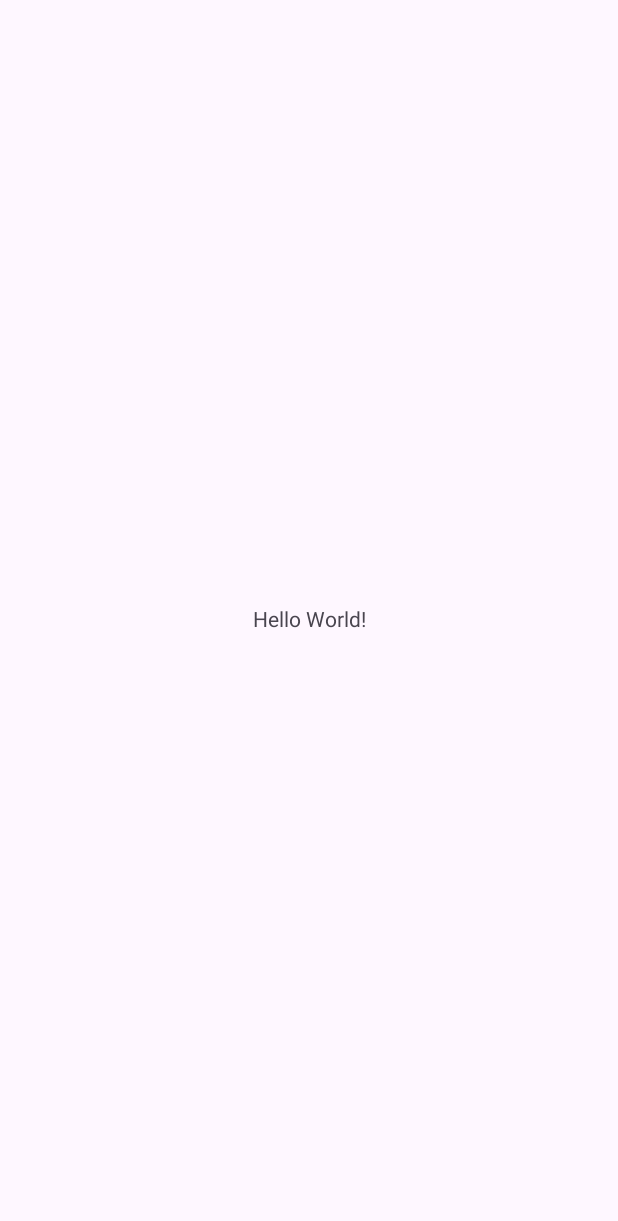
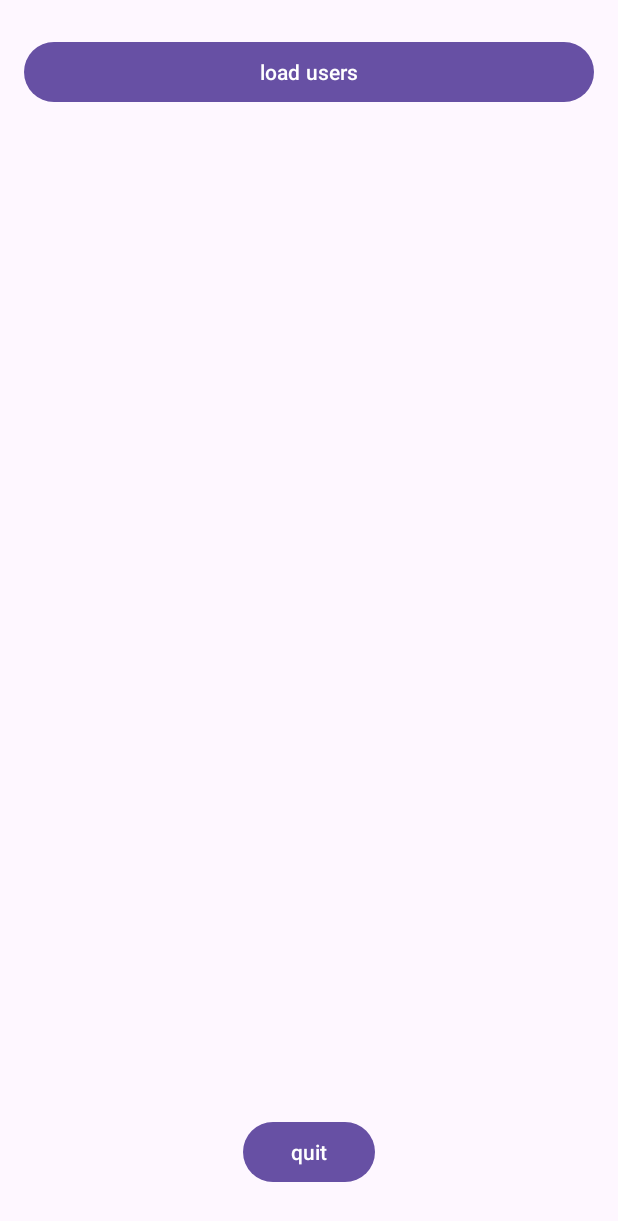
Before and after one commit to OussamaOulouark/Miniproject, an Android app: the screen it shows after launch (MainActivity before the commit, miniproject after it), on a phone screen of 412 x 824 dp. Before the commit the part shown is almost empty. Shown: the top 1221 px of the screen. Run offline under Robolectric (Android 15) with nearby library versions, the phone set to English and light mode, and no system bars.

```diff
--- a/Super mini/app/src/main/AndroidManifest.xml
+++ b/Super mini/app/src/main/AndroidManifest.xml
@@ -13,7 +13,7 @@
         android:theme="@style/Theme.MyApplication"
         tools:targetApi="31">
         <activity
-            android:name=".MainActivity"
+            android:name=".miniproject"
             android:exported="true">
             <intent-filter>
                 <action android:name="android.intent.action.MAIN" />
--- a/Super mini/app/src/main/java/com/example/myapplication/MainActivity.java
+++ /dev/null
@@ -1,14 +0,0 @@
-package com.example.myapplication;
-
-import androidx.appcompat.app.AppCompatActivity;
-
-import android.os.Bundle;
-
-public class MainActivity extends AppCompatActivity {
-
-    @Override
-    protected void onCreate(Bundle savedInstanceState) {
-        super.onCreate(savedInstanceState);
-        setContentView(R.layout.activity_main);
-    }
-}
--- /dev/null
+++ b/Super mini/app/src/main/java/com/example/myapplication/miniproject.java
@@ -0,0 +1,45 @@
+package com.example.myapplication;
+
+import androidx.appcompat.app.AppCompatActivity;
+
+import android.os.Bundle;
+import android.view.View;
+import android.widget.Button;
+import android.widget.Toast;
+
+import java.io.IOException;
+import java.io.InputStream;
+
+public class miniproject extends AppCompatActivity implements View.OnClickListener {
+
+    Button btnusersactloadusers , btnuseractquit ;
+
+
+    @Override
+    protected void onCreate(Bundle savedInstanceState) {
+        super.onCreate(savedInstanceState);
+        setContentView(R.layout.activity_main);
+
+        btnusersactloadusers = findViewById(R.id.btnusersactloadusers);
+        btnuseractquit = findViewById(R.id.btnuseractquit);
+
+        btnusersactloadusers.setOnClickListener(this);
+        btnuseractquit.setOnClickListener(this);
+
+    }
+
+    @Override
+    public void onClick(View v) {
+        if (v.getId() == R.id.btnusersactloadusers){
+            InputStream inputStream = getResources().openRawResource(R.raw.users);
+            try {
+                Toast.makeText(this, Character.toString((char) inputStream.read()), Toast.LENGTH_SHORT).show();
+            }catch (IOException e) {
+               e.printStackTrace();
+            }
+        }else if (v.getId() == R.id.btnuseractquit){
+
+            finish();
+        }
+    }
+}
--- a/Super mini/app/src/main/res/layout/activity_main.xml
+++ b/Super mini/app/src/main/res/layout/activity_main.xml
@@ -4,15 +4,28 @@
     xmlns:tools="http://schemas.android.com/tools"
     android:layout_width="match_parent"
     android:layout_height="match_parent"
-    tools:context=".MainActivity">
+    tools:context=".miniproject">
 
-    <TextView
+    <Button
+        android:id="@+id/btnuseractquit"
         android:layout_width="wrap_content"
         android:layout_height="wrap_content"
-        android:text="Hello World!"
+        android:layout_marginBottom="32dp"
+        android:text="quit"
         app:layout_constraintBottom_toBottomOf="parent"
         app:layout_constraintEnd_toEndOf="parent"
+        app:layout_constraintStart_toStartOf="parent" />
+
+    <Button
+        android:id="@+id/btnusersactloadusers"
+        android:layout_width="0dp"
+        android:layout_height="wrap_content"
+        android:layout_marginStart="16dp"
+        android:layout_marginTop="24dp"
+        android:layout_marginEnd="16dp"
+        android:text="load users"
+        app:layout_constraintEnd_toEndOf="parent"
+        app:layout_constraintHorizontal_bias="0.0"
         app:layout_constraintStart_toStartOf="parent"
         app:layout_constraintTop_toTopOf="parent" />
-
 </androidx.constraintlayout.widget.ConstraintLayout>
```
Also changed, not shown: cours android/listview/app/src/main/res/layout/activity_costumlistview.xml (+10 -5 lines), 2 other files.
